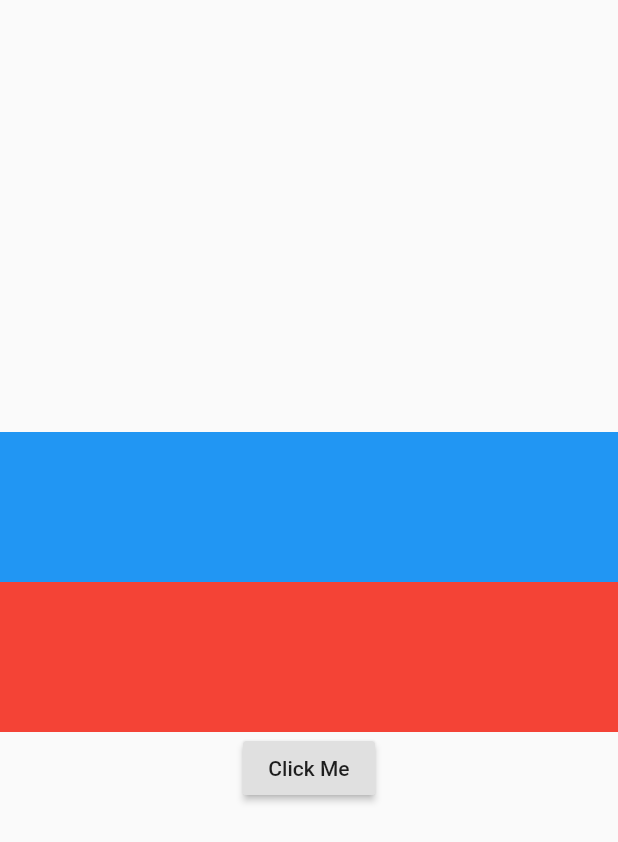
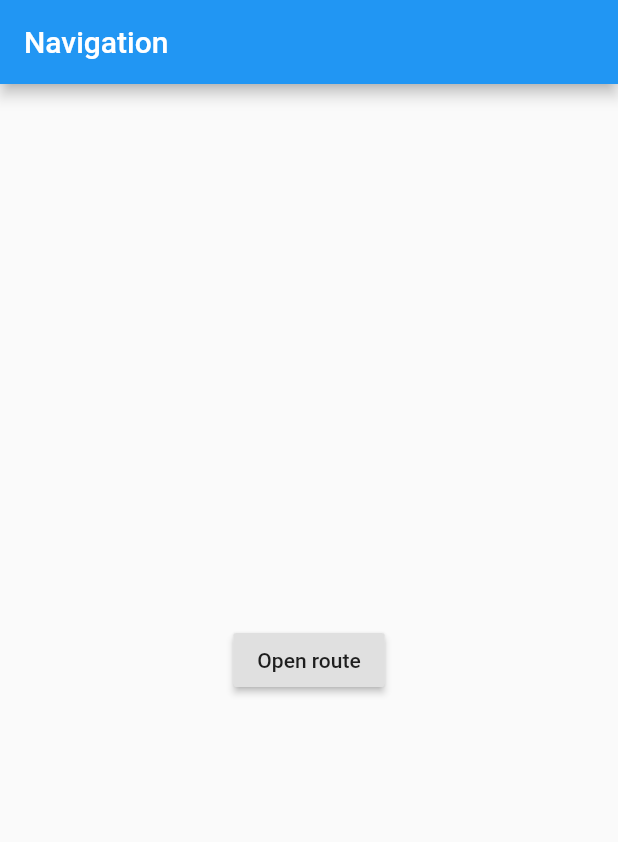
Before and after one commit to zainzafar90/flutter_workshop, a Flutter app: the screen it shows after launch, on a phone screen of 412 x 824 dp. Shown: the top 842 px of the screen. Run offline on Flutter 3.47's test engine with Material 2 defaults, Android fonts, the phone set to English and light mode, and no system bars.

Commit message:
Add step 06 navigation

```diff
--- a/lib/main.dart
+++ b/lib/main.dart
@@ -1,49 +1,31 @@
 import 'package:flutter/material.dart';
+import 'package:flutter_workshop/second.screen.dart';
 
 void main() => runApp(App());
 
 class App extends StatelessWidget {
   @override
   Widget build(BuildContext context) {
-    return MaterialApp(
-      home: Scaffold(
-        body: Container(
-          width: double.infinity,
-          child: Column(
-            mainAxisAlignment: MainAxisAlignment.center,
-            children: [
-              GestureDetector(
-                onTap: () {
-                  print("Tap");
-                },
-                onDoubleTap: () {
-                  print("Double Tap");
-                },
-                child: Container(
-                  color: Colors.blue,
-                  height: 100,
-                ),
-              ),
-              InkWell(
-                onTap: () {
-                  print("Tap");
-                },
-                onDoubleTap: () {
-                  print("Double Tap");
-                },
-                child: Container(
-                  color: Colors.red,
-                  height: 100,
-                ),
-              ),
-              RaisedButton(
-                onPressed: () {
-                  print("Hello World");
-                },
-                child: Text("Click Me"),
-              )
-            ],
-          ),
+    return MaterialApp(home: FirstScreen());
+  }
+}
+
+class FirstScreen extends StatelessWidget {
+  @override
+  Widget build(BuildContext context) {
+    return Scaffold(
+      appBar: AppBar(
+        title: Text("Navigation"),
+      ),
+      body: Center(
+        child: RaisedButton(
+          child: Text('Open route'),
+          onPressed: () {
+            Navigator.push(
+              context,
+              MaterialPageRoute(builder: (context) => SecondRoute()),
+            );
+          },
         ),
       ),
     );
```
Also changed, not shown: lib/second.screen.dart (added, +20 -0 lines).
